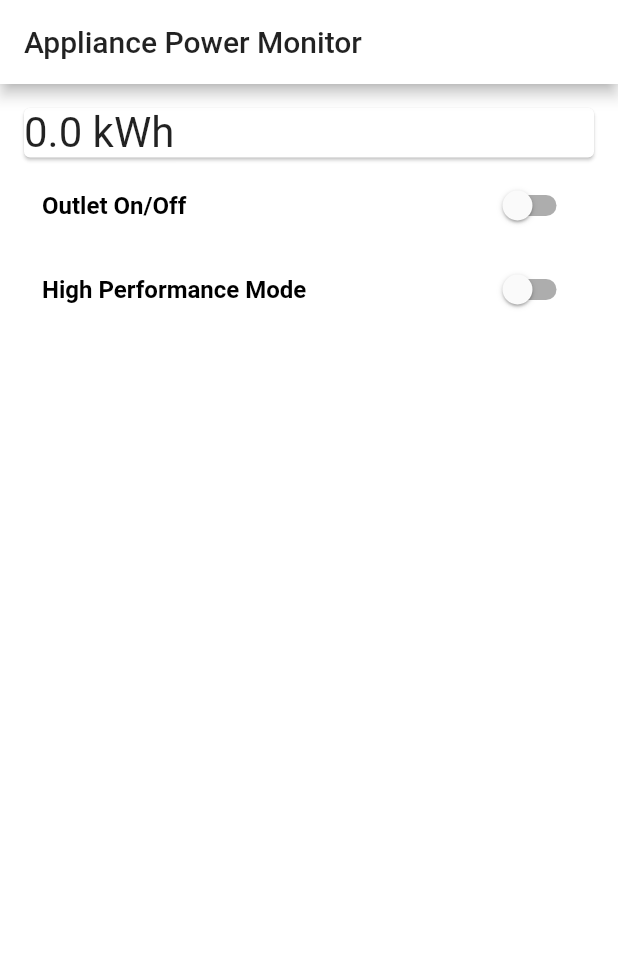
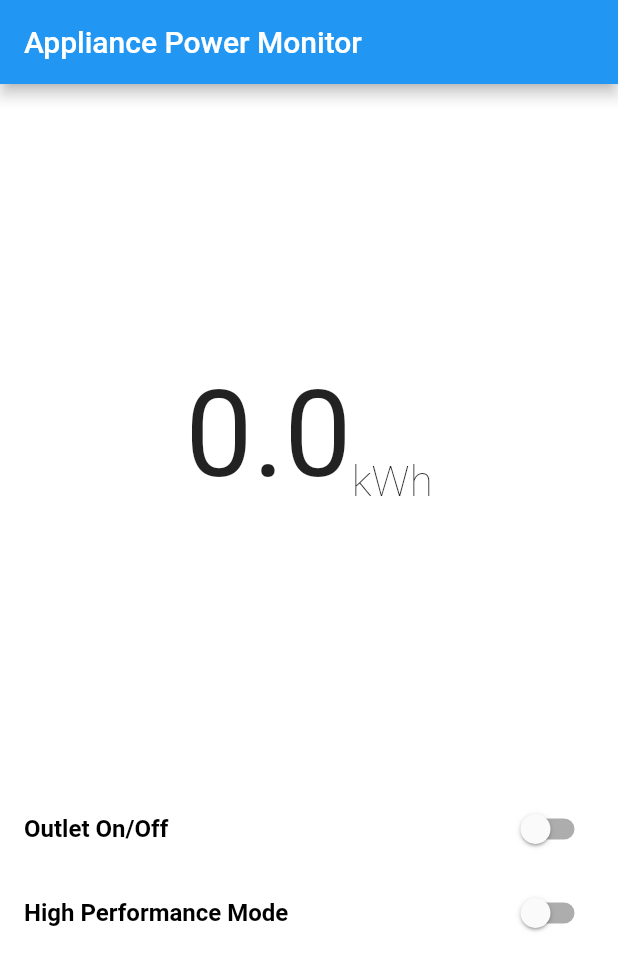
Before and after one commit to ungertk/capstone, a Flutter app: the screen it shows after launch, on a phone screen of 412 x 824 dp. Shown: the top 971 px of the screen. Run offline on Flutter 3.47's test engine with Material 2 defaults, Android fonts, the phone set to English and light mode, and no system bars.

Commit message:
Incremental Improvements to basic UI

```diff
--- a/lib/main.dart
+++ b/lib/main.dart
@@ -9,7 +9,7 @@ class MyApp extends StatelessWidget {
       title: 'Appliance Power Monitor',
       theme: new ThemeData(
         scaffoldBackgroundColor: Colors.white,
-        primaryColor: Colors.white,
+        primaryColor: Colors.blue,
       ),
       home: PowerMonitor(),
     );
@@ -33,32 +33,48 @@ class PowerMonitorState extends State<PowerMonitor> {
         appBar: AppBar(
           title: Text('Appliance Power Monitor'),
         ),
-        body: ListView(
-          padding: EdgeInsets.all(12.0),
+        body: Column(
+          mainAxisAlignment: MainAxisAlignment.spaceEvenly,
+          //padding: EdgeInsets.all(12.0),
           children: [
-            new Card(
-              child: Text(
-              '0.0 kWh',
+            new Row(
+                crossAxisAlignment: CrossAxisAlignment.end,
+                mainAxisAlignment: MainAxisAlignment.center,
+                children: [
+                  Text(
+                    '0.0',
                     style: TextStyle(
-                fontSize: 28.0,
+                      fontSize: 80.0,
                       fontWeight: FontWeight.w400,
                     ),
                   ),
+                  Text(
+                    'kWh',
+                    style: TextStyle(
+                      fontSize: 28.0,
+                      fontWeight: FontWeight.w200,
                     ),
-
+                  ),
+                ]),
+            new Container(
+              child: Column(children: [
                 new SwitchListTile(
                   value: _switchState1,
                   onChanged: _onChanged1,
-                  title: new Text('Outlet On/Off', style: new TextStyle(fontWeight: FontWeight.bold, color: Colors.black)),
+                  title: new Text('Outlet On/Off',
+                      style: new TextStyle(
+                          fontWeight: FontWeight.bold, color: Colors.black)),
                 ),
                 new SwitchListTile(
                   value: _switchState2,
                   onChanged: _onChanged2,
-                  title: new Text('High Performance Mode', style: new TextStyle(fontWeight: FontWeight.bold, color: Colors.black)),
+                  title: new Text('High Performance Mode',
+                      style: new TextStyle(
+                          fontWeight: FontWeight.bold, color: Colors.black)),
                 ),
-
+              ]),
+            ),
           ],
-        )
-      );
+        ));
   }
 }
```
Lines whose indentation alone changed are shown as unchanged.
